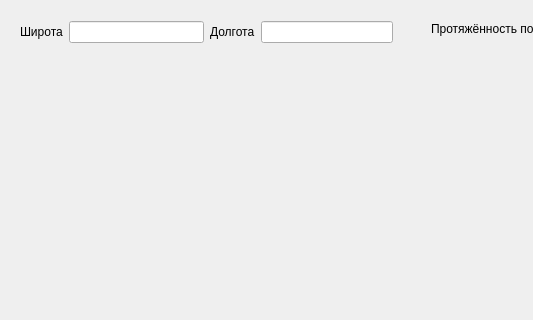
Old version of the form map_design.ui in the repository SkullCandby/miniProject; both pictures show x 0 to 533 and y 0 to 320 of the 982 by 600 pixel window.
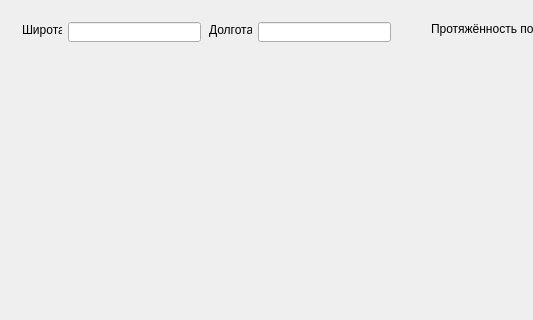
New version of the form.

Commit message: ui not dot py file

What changed in the file:
```diff
--- a/map_design.ui
+++ b/map_design.ui
@@ -14,6 +14,52 @@
    <string>MainWindow</string>
   </property>
   <widget class="QWidget" name="centralwidget">
+   <widget class="QLineEdit" name="width">
+    <property name="geometry">
+     <rect>
+      <x>68</x>
+      <y>22</y>
+      <width>133</width>
+      <height>20</height>
+     </rect>
+    </property>
+   </widget>
+   <widget class="QLabel" name="label">
+    <property name="geometry">
+     <rect>
+      <x>22</x>
+      <y>22</y>
+      <width>40</width>
+      <height>16</height>
+     </rect>
+    </property>
+    <property name="text">
+     <string>Широта</string>
+    </property>
+   </widget>
+   <widget class="QLabel" name="label_2">
+    <property name="geometry">
+     <rect>
+      <x>209</x>
+      <y>22</y>
+      <width>43</width>
+      <height>16</height>
+     </rect>
+    </property>
+    <property name="text">
+     <string>Долгота</string>
+    </property>
+   </widget>
+   <widget class="QLineEdit" name="length">
+    <property name="geometry">
+     <rect>
+      <x>258</x>
+      <y>22</y>
+      <width>133</width>
+      <height>20</height>
+     </rect>
+    </property>
+   </widget>
    <widget class="QLineEdit" name="lenght_size">
     <property name="geometry">
      <rect>
@@ -86,46 +132,6 @@
      <string>go</string>
     </property>
    </widget>
-   <widget class="QWidget" name="">
-    <property name="geometry">
-     <rect>
-      <x>20</x>
-      <y>20</y>
-      <width>373</width>
-      <height>24</height>
-     </rect>
-    </property>
-    <layout class="QHBoxLayout" name="horizontalLayout_3">
-     <item>
-      <layout class="QHBoxLayout" name="horizontalLayout">
-       <item>
-        <widget class="QLabel" name="label">
-         <property name="text">
-          <string>Широта</string>
-         </property>
-        </widget>
-       </item>
-       <item>
-        <widget class="QLineEdit" name="width"/>
-       </item>
-      </layout>
-     </item>
-     <item>
-      <layout class="QHBoxLayout" name="horizontalLayout_2">
-       <item>
-        <widget class="QLabel" name="label_2">
-         <property name="text">
-          <string>Долгота</string>
-         </property>
-        </widget>
-       </item>
-       <item>
-        <widget class="QLineEdit" name="length"/>
-       </item>
-      </layout>
-     </item>
-    </layout>
-   </widget>
   </widget>
   <widget class="QMenuBar" name="menubar">
    <property name="geometry">
```
The commit also changes 2 other files.
